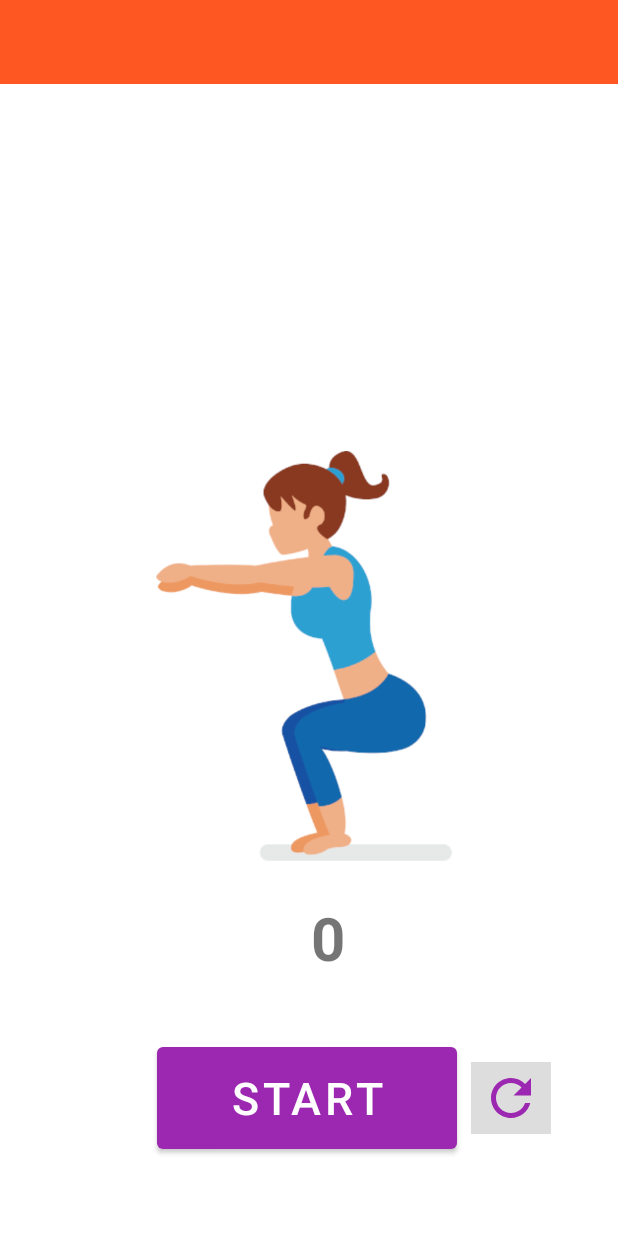
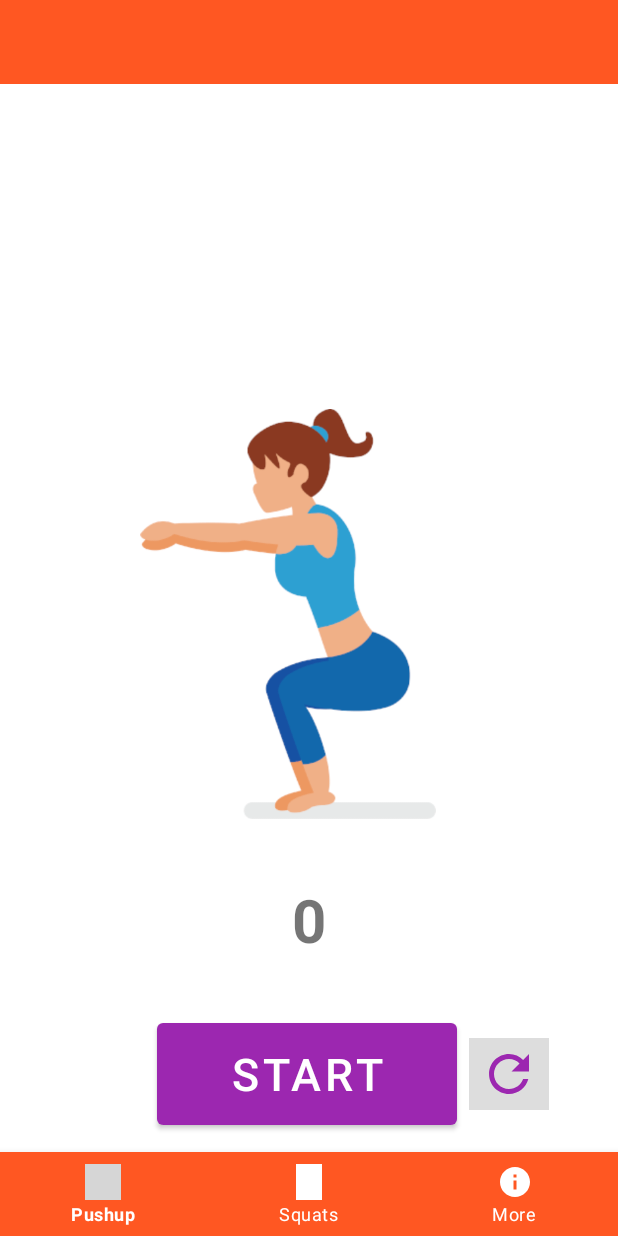
Before and after one commit to ParmuY/PushupCounter, an Android app: the SquatActivity screen opened directly, with no data from a screen before it, on a phone screen of 412 x 824 dp. Run offline under Robolectric (Android 15) with nearby library versions, the phone set to English and light mode, and no system bars; libraries missing offline, so code that uses them is left out: nl.dionsegijn.konfetti; plain views replace KonfettiView; grey boxes are pictures that could not be loaded.

Commit message:
bottom navigation setup

```diff
--- a/app/src/main/java/com/parmu/pushupcounter/SquatActivity.java
+++ b/app/src/main/java/com/parmu/pushupcounter/SquatActivity.java
@@ -1,13 +1,19 @@
 package com.parmu.pushupcounter;
 
+import androidx.annotation.NonNull;
 import androidx.appcompat.app.AppCompatActivity;
 
+import android.annotation.SuppressLint;
 import android.content.Intent;
 import android.content.SharedPreferences;
 import android.os.Bundle;
+import android.view.MenuItem;
 import android.widget.Button;
 import android.widget.ImageButton;
 import android.widget.TextView;
+import android.widget.Toast;
+
+import com.google.android.material.bottomnavigation.BottomNavigationView;
 
 public class SquatActivity extends AppCompatActivity {
     final static String PREF_HIGH_SCORE_FILE_NAME = "com.parmu.pushupcounter.HighScore";
@@ -19,7 +25,7 @@ public class SquatActivity extends AppCompatActivity {
     protected void onCreate(Bundle savedInstanceState) {
         super.onCreate(savedInstanceState);
         setContentView(R.layout.activity_squat);
-
+        bottomNavigation();
         recentSquatTextView = findViewById(R.id.squat_count_display);
         ImageButton refreshButton = findViewById(R.id.squat_refresh);
         refreshButton.setOnClickListener(v -> {numberOfSquat=0; recentSquatTextView.setText(String.valueOf(numberOfSquat));  });
@@ -32,4 +38,23 @@ public class SquatActivity extends AppCompatActivity {
         recentSquatTextView.setText(String.valueOf(numberOfSquat));
 
     }
+    @SuppressLint("NonConstantResourceId")
+    private void bottomNavigation(){
+        BottomNavigationView bottomNavigationView = findViewById(R.id.bottom_navigation_view);
+        bottomNavigationView.setOnNavigationItemSelectedListener(item -> {
+            switch (item.getItemId()){
+                case R.id.pushup_item:
+                    Intent iPushup = new Intent(getApplicationContext(), MainActivity.class);
+                    startActivity(iPushup);
+                    return true;
+                case R.id.squat_item:
+                    Intent iSquat = new Intent(getApplicationContext(), SquatActivity.class);
+                    startActivity(iSquat);
+                case R.id.more_item:
+                    Toast.makeText(getApplicationContext(),"more settings",Toast.LENGTH_SHORT).show();
+
+            }
+            return false;
+        });
+    }
 }
--- a/app/src/main/res/layout/activity_squat.xml
+++ b/app/src/main/res/layout/activity_squat.xml
@@ -13,31 +13,33 @@
         android:id="@+id/view_konfetti"
         android:layout_width="match_parent"
         android:layout_height="match_parent"
+        app:layout_constraintBottom_toBottomOf="parent"
         app:layout_constraintEnd_toEndOf="parent"
+        app:layout_constraintHorizontal_bias="0.0"
         app:layout_constraintStart_toStartOf="parent"
-        tools:layout_editor_absoluteY="53dp" />
+        app:layout_constraintTop_toTopOf="parent"
+        app:layout_constraintVertical_bias="0.0" />
 
     <ImageView
         android:layout_width="260dp"
         android:layout_height="273dp"
-        android:layout_marginBottom="24dp"
+        android:layout_marginBottom="40dp"
         android:src="@drawable/squat_img_300x416"
         app:layout_constraintBottom_toTopOf="@+id/squat_count_display"
         app:layout_constraintEnd_toEndOf="@+id/view_konfetti"
-        app:layout_constraintHorizontal_bias="0.478"
+        app:layout_constraintHorizontal_bias="0.41"
         app:layout_constraintStart_toStartOf="@+id/view_konfetti" />
 
     <TextView
         android:id="@+id/squat_count_display"
         android:layout_width="wrap_content"
         android:layout_height="wrap_content"
-        android:layout_marginBottom="40dp"
+        android:layout_marginBottom="36dp"
         android:text="999"
         android:textSize="40sp"
         android:textStyle="bold"
         app:layout_constraintBottom_toTopOf="@+id/start_situp_counter"
         app:layout_constraintEnd_toEndOf="parent"
-        app:layout_constraintHorizontal_bias="0.532"
         app:layout_constraintStart_toStartOf="parent" />
 
     <Button
@@ -46,7 +48,7 @@
         android:layout_height="80dp"
         android:layout_marginStart="104dp"
         android:layout_marginLeft="104dp"
-        android:layout_marginBottom="52dp"
+        android:layout_marginBottom="68dp"
         android:text="Start"
         android:textSize="30sp"
         app:backgroundTint="#9C27B0"
@@ -59,15 +61,26 @@
         android:id="@+id/squat_refresh"
         android:layout_width="53dp"
         android:layout_height="48dp"
-        android:layout_marginEnd="36dp"
-        android:layout_marginRight="36dp"
-        android:layout_marginBottom="68dp"
+        android:layout_marginBottom="84dp"
         android:background="#22000000"
         android:src="@drawable/ic_baseline_refresh"
         android:tint="#9C27B0"
         app:layout_constraintBottom_toBottomOf="parent"
         app:layout_constraintEnd_toEndOf="parent"
-        app:layout_constraintStart_toEndOf="@+id/start_situp_counter"
-         />
+        app:layout_constraintHorizontal_bias="0.15"
+        app:layout_constraintStart_toEndOf="@+id/start_situp_counter" />
+
+    <com.google.android.material.bottomnavigation.BottomNavigationView
+        android:id="@+id/bottom_navigation_view"
+        android:layout_width="match_parent"
+        android:layout_height="wrap_content"
+        android:layout_gravity="bottom"
+        android:background="@color/color_primary"
+        app:itemIconTint="@color/white"
+        app:itemTextColor="@color/white"
+        app:layout_constraintBottom_toBottomOf="parent"
+        app:layout_constraintEnd_toEndOf="parent"
+        app:layout_constraintStart_toStartOf="parent"
+        app:menu="@menu/bottom_navigation_menu" />
 
 </androidx.constraintlayout.widget.ConstraintLayout>
--- /dev/null
+++ b/app/src/main/res/menu/bottom_navigation_menu.xml
@@ -0,0 +1,17 @@
+<?xml version="1.0" encoding="utf-8"?>
+<menu xmlns:android="http://schemas.android.com/apk/res/android"
+    xmlns:app="http://schemas.android.com/apk/res-auto">
+    <item android:id="@+id/pushup_item"
+        android:icon="@drawable/lightbulb_on_outline"
+        android:title="Pushup"
+        app:showAsAction="always"/>
+    <item android:id="@+id/squat_item"
+        android:icon="@drawable/squat_img_300x416"
+        android:title="Squats"
+        app:showAsAction="always" />
+    <item android:id="@+id/more_item"
+        android:icon="@drawable/ic_baseline_info"
+        android:title="More"
+        app:showAsAction="ifRoom"/>
+
+</menu>
```
Also changed, not shown: app/src/main/AndroidManifest.xml (+10 -11 lines), app/src/main/java/com/parmu/pushupcounter/MainActivity.java (+28 -14 lines), app/src/main/java/com/parmu/pushupcounter/SplashActivity.java (deleted, +0 -35 lines), app/src/main/res/layout/activity_main.xml (+14 -0 lines), app/src/main/res/layout/activity_splash.xml (deleted, +0 -66 lines).
